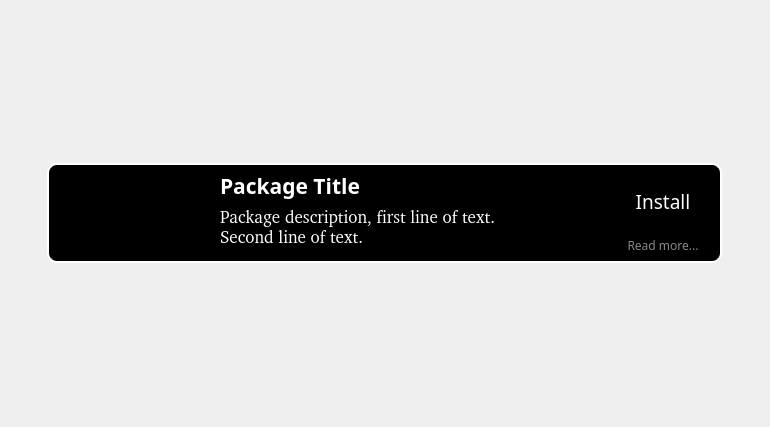
The window that ui/PackageItem.ui (p2r3/spplice-cpp) describes before a commit, drawn with Qt 5.
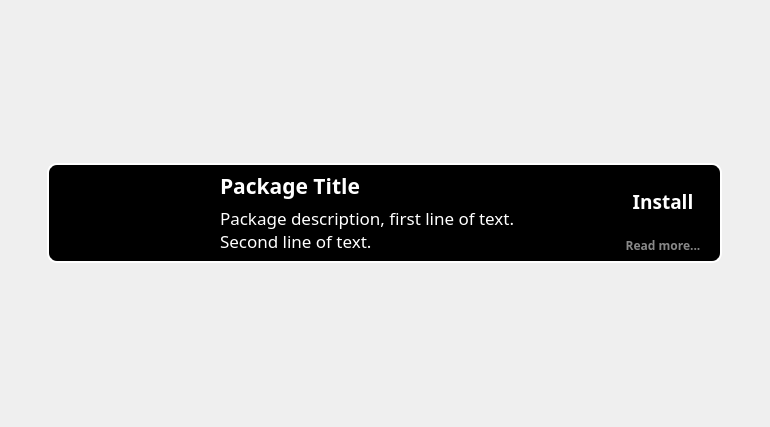
The same window after the commit.

The edit to the form file:
```diff
--- a/ui/PackageItem.ui
+++ b/ui/PackageItem.ui
@@ -179,7 +179,7 @@
           </property>
           <property name="font">
            <font>
-            <family>Quicksand Light [PfEd]</family>
+            <family>Quicksand Light</family>
             <pointsize>13</pointsize>
            </font>
           </property>
@@ -221,8 +221,10 @@
           </property>
           <property name="font">
            <font>
-            <family>Quicksand Medium</family>
+            <family>Quicksand</family>
             <pointsize>14</pointsize>
+            <weight>75</weight>
+            <bold>true</bold>
            </font>
           </property>
           <property name="cursor">
@@ -240,7 +242,9 @@
          <widget class="QPushButton" name="PackageInfoButton">
           <property name="font">
            <font>
-            <family>Quicksand Medium</family>
+            <family>Quicksand</family>
+            <weight>75</weight>
+            <bold>true</bold>
            </font>
           </property>
           <property name="cursor">
```
Left out of the diff: 2 changed lines with no effect on the pictures.
